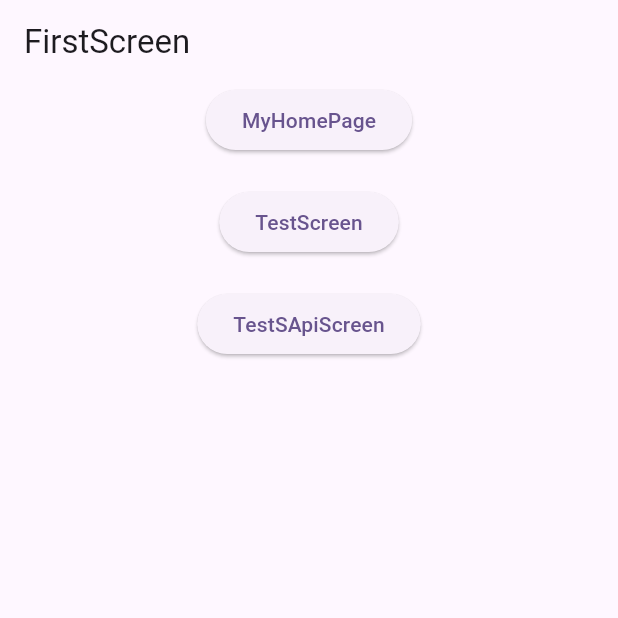
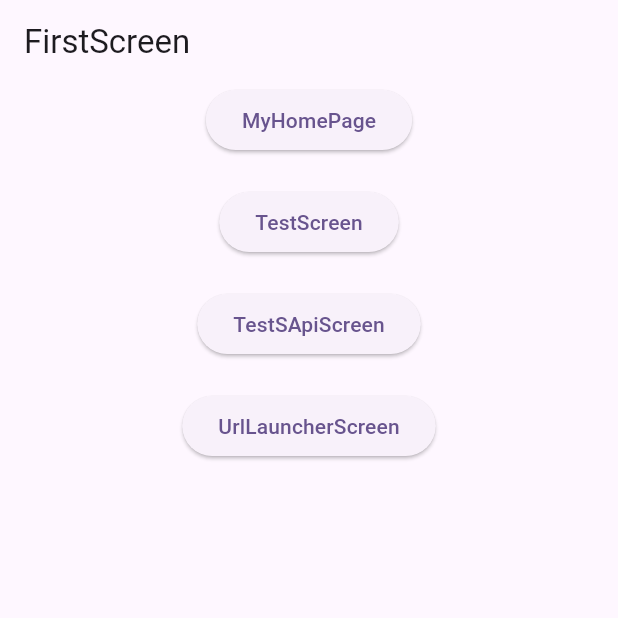
Before and after one commit to nanakoshis/learning_app, a Flutter app: the screen it shows after launch, on a phone screen of 412 x 824 dp, the top half of it. Run offline on Flutter 3.47's test engine with Material 3 defaults, Android fonts, the phone set to English and light mode, and no system bars; our stand-ins replace dio, flutter_riverpod, freezed_annotation, retrofit, riverpod_annotation; generated files the repository leaves out were written again.

Commit message:
launchUrlパッケージ追加 電話アプリ呼び出し追加

```diff
--- a/practice_app/lib/main.dart
+++ b/practice_app/lib/main.dart
@@ -5,6 +5,7 @@ import 'package:practice_app/view/api_screen.dart';
 import 'view/first_screen.dart';
 import 'view/my_home_pege.dart';
 import 'view/test_screen.dart';
+import 'view/url_launcher_screen.dart';
 
 void main() {
   runApp(
@@ -32,6 +33,7 @@ class MyApp extends StatelessWidget {
         '/MyHomePage': (context) => const MyHomePage(title: 'Flutter Demo Home Page'),
         '/TestScreen': (context) => const TestScreen(),
         '/ApiScreen': (context) => const ApiScreen(),
+        '/UrlLauncherScreen': (context) => const UrlLauncherScreen(),
       },
     );
   }
--- a/practice_app/lib/view/first_screen.dart
+++ b/practice_app/lib/view/first_screen.dart
@@ -32,6 +32,13 @@ class FirstScreen extends StatelessWidget {
               onPressed: () => Navigator.pushNamed(context, '/ApiScreen'),
               child: const Text('TestSApiScreen'),
             ),
+            const SizedBox(
+              height: 20,
+            ),
+            ElevatedButton(
+              onPressed: () => Navigator.pushNamed(context, '/UrlLauncherScreen'),
+              child: const Text('UrlLauncherScreen'),
+            ),
           ],
         )
       ),
--- a/practice_app/pubspec.yaml
+++ b/practice_app/pubspec.yaml
@@ -41,6 +41,8 @@ dependencies:
   flutter_riverpod:
   hooks_riverpod:
   riverpod_annotation:
+  # 電話アプリやWebviewを表示する
+  url_launcher: ^6.2.6
 
 
   # The following adds the Cupertino Icons font to your application.
```
Also changed, not shown: practice_app/lib/view/url_launcher_screen.dart (added, +46 -0 lines), practice_app/pubspec.lock, 11 other files.
